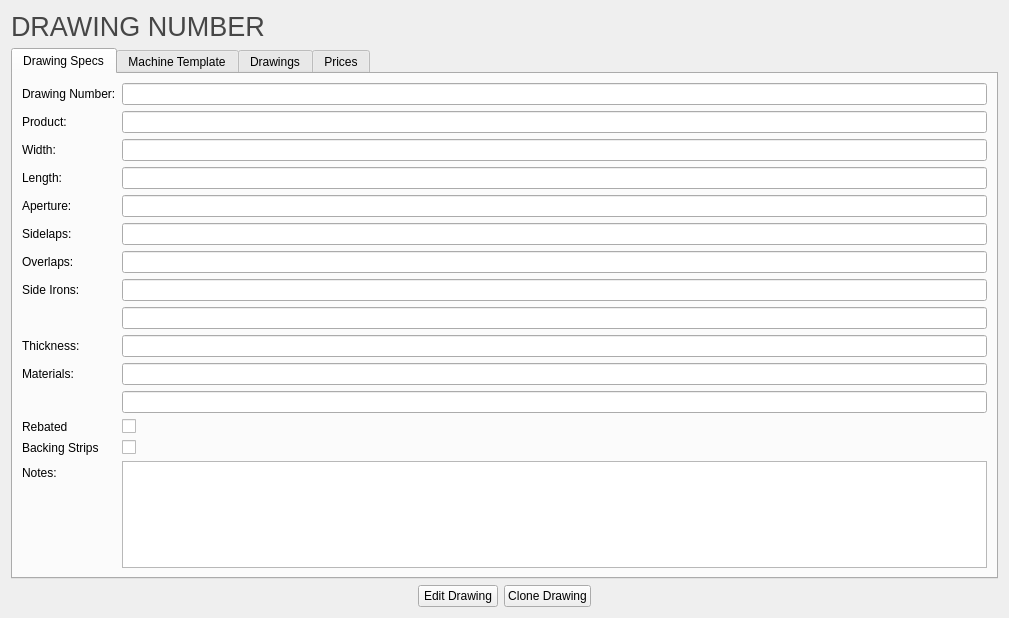
First picture: the form in ui/widgets/DrawingViewWidget.ui, repository matthew-sirman/database-manager, before the edit.
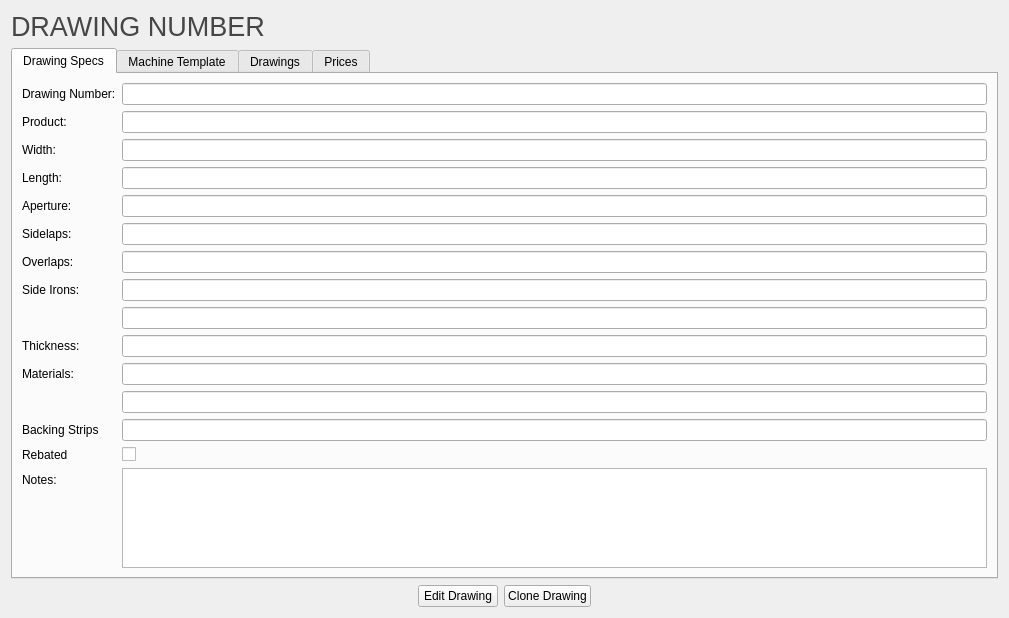
Second picture: the form after the edit.

Commit message:
Backing Strips
Updated backing strips such that instead of being stored in the notes it has it own set of tables, as well as a way of setting a material.

What changed in the file:
```diff
--- a/ui/widgets/DrawingViewWidget.ui
+++ b/ui/widgets/DrawingViewWidget.ui
@@ -195,32 +195,15 @@
          </property>
         </widget>
        </item>
-       <item row="12" column="0">
+       <item row="13" column="0">
         <widget class="QLabel" name="rebatedLabel">
          <property name="text">
           <string>Rebated</string>
          </property>
         </widget>
        </item>
-       <item row="12" column="1">
-        <widget class="QCheckBox" name="rebatedCheckbox">
-         <property name="text">
-          <string/>
-         </property>
-         <property name="checkable">
-          <bool>true</bool>
-         </property>
-        </widget>
-       </item>
-       <item row="13" column="0">
-        <widget class="QLabel" name="backingStripsLabel">
-         <property name="text">
-          <string>Backing Strips</string>
-         </property>
-        </widget>
-       </item>
        <item row="13" column="1">
-        <widget class="QCheckBox" name="backingStripsCheckbox">
+        <widget class="QCheckBox" name="rebatedCheckbox">
          <property name="text">
           <string/>
          </property>
@@ -229,20 +212,30 @@
          </property>
         </widget>
        </item>
-       <item row="14" column="0">
+       <item row="15" column="0">
         <widget class="QLabel" name="notesLabel">
          <property name="text">
           <string>Notes:</string>
          </property>
         </widget>
        </item>
-       <item row="14" column="1">
+       <item row="15" column="1">
         <widget class="QTextEdit" name="notesTextbox">
          <property name="readOnly">
           <bool>true</bool>
          </property>
         </widget>
        </item>
+       <item row="12" column="0">
+        <widget class="QLabel" name="backingStripsLabel">
+         <property name="text">
+          <string>Backing Strips</string>
+         </property>
+        </widget>
+       </item>
+       <item row="12" column="1">
+        <widget class="QLineEdit" name="backingStripTextbox"/>
+       </item>
       </layout>
      </widget>
      <widget class="QWidget" name="machineTemplateTab">
```
The commit also changes 18 other files.
